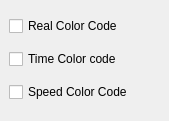
This is Code/GUI/lib/Resources/TrackDockWidget.ui in gofigure2/GoFigure2 as Qt 5 draws it before an edit. The edited form follows.
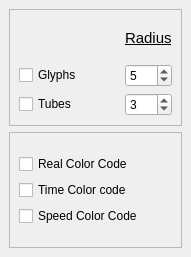
This is the edited form.

Commit message:
ENH: adding glyph and tubes track representations
NOTE: bugs regarding color coding (no crash)
NOTE: bugs regarding glyph+tube at the same time (no crash)

```diff
--- a/Code/GUI/lib/Resources/TrackDockWidget.ui
+++ b/Code/GUI/lib/Resources/TrackDockWidget.ui
@@ -9,16 +9,101 @@
    <rect>
     <x>0</x>
     <y>0</y>
-    <width>169</width>
-    <height>121</height>
+    <width>191</width>
+    <height>257</height>
    </rect>
   </property>
   <property name="windowTitle">
    <string>Tracks Color Coding</string>
   </property>
   <widget class="QWidget" name="dockWidgetContents">
+   <layout class="QGridLayout" name="gridLayout_5">
+    <item row="0" column="0">
+     <widget class="QFrame" name="frame">
+      <property name="frameShape">
+       <enum>QFrame::StyledPanel</enum>
+      </property>
+      <property name="frameShadow">
+       <enum>QFrame::Raised</enum>
+      </property>
+      <layout class="QGridLayout" name="gridLayout_4">
+       <item row="0" column="0">
    <layout class="QGridLayout" name="gridLayout">
+         <item row="0" column="0">
+          <spacer name="horizontalSpacer">
+           <property name="orientation">
+            <enum>Qt::Horizontal</enum>
+           </property>
+           <property name="sizeHint" stdset="0">
+            <size>
+             <width>40</width>
+             <height>20</height>
+            </size>
+           </property>
+          </spacer>
+         </item>
+         <item row="0" column="1">
+          <widget class="QLabel" name="label">
+           <property name="text">
+            <string>&lt;!DOCTYPE HTML PUBLIC &quot;-//W3C//DTD HTML 4.0//EN&quot; &quot;http://www.w3.org/TR/REC-html40/strict.dtd&quot;&gt;
+&lt;html&gt;&lt;head&gt;&lt;meta name=&quot;qrichtext&quot; content=&quot;1&quot; /&gt;&lt;style type=&quot;text/css&quot;&gt;
+p, li { white-space: pre-wrap; }
+&lt;/style&gt;&lt;/head&gt;&lt;body style=&quot; font-family:'Ubuntu'; font-size:11pt; font-weight:400; font-style:normal;&quot;&gt;
+&lt;p style=&quot; margin-top:0px; margin-bottom:0px; margin-left:0px; margin-right:0px; -qt-block-indent:0; text-indent:0px;&quot;&gt;&lt;span style=&quot; text-decoration: underline;&quot;&gt;Radius&lt;/span&gt;&lt;/p&gt;&lt;/body&gt;&lt;/html&gt;</string>
+           </property>
+           <property name="scaledContents">
+            <bool>false</bool>
+           </property>
+           <property name="wordWrap">
+            <bool>false</bool>
+           </property>
+          </widget>
+         </item>
     <item row="1" column="0">
+          <widget class="QCheckBox" name="glyph">
+           <property name="text">
+            <string>Glyphs</string>
+           </property>
+          </widget>
+         </item>
+         <item row="1" column="1">
+          <widget class="QSpinBox" name="glyphSpinBox">
+           <property name="value">
+            <number>5</number>
+           </property>
+          </widget>
+         </item>
+         <item row="2" column="0">
+          <widget class="QCheckBox" name="tube">
+           <property name="text">
+            <string>Tubes</string>
+           </property>
+          </widget>
+         </item>
+         <item row="2" column="1">
+          <widget class="QSpinBox" name="tubeSpinBox">
+           <property name="value">
+            <number>3</number>
+           </property>
+          </widget>
+         </item>
+        </layout>
+       </item>
+      </layout>
+     </widget>
+    </item>
+    <item row="1" column="0">
+     <widget class="QFrame" name="frame_2">
+      <property name="frameShape">
+       <enum>QFrame::StyledPanel</enum>
+      </property>
+      <property name="frameShadow">
+       <enum>QFrame::Raised</enum>
+      </property>
+      <layout class="QGridLayout" name="gridLayout_3">
+       <item row="0" column="0">
+        <layout class="QGridLayout" name="gridLayout_2">
+         <item row="2" column="0">
      <widget class="QCheckBox" name="time">
       <property name="text">
        <string>Time Color code</string>
@@ -31,7 +116,7 @@
       </property>
      </widget>
     </item>
-    <item row="2" column="0">
+         <item row="3" column="0">
      <widget class="QCheckBox" name="speed">
       <property name="text">
        <string>Speed Color Code</string>
@@ -44,7 +129,7 @@
       </property>
      </widget>
     </item>
-    <item row="0" column="0">
+         <item row="1" column="0">
      <widget class="QCheckBox" name="real">
       <property name="text">
        <string>Real Color Code</string>
@@ -52,6 +137,11 @@
       <property name="autoExclusive">
        <bool>true</bool>
       </property>
+          </widget>
+         </item>
+        </layout>
+       </item>
+      </layout>
      </widget>
     </item>
    </layout>
```
Lines whose indentation alone changed are shown as unchanged. The commit also changes 7 other files.
